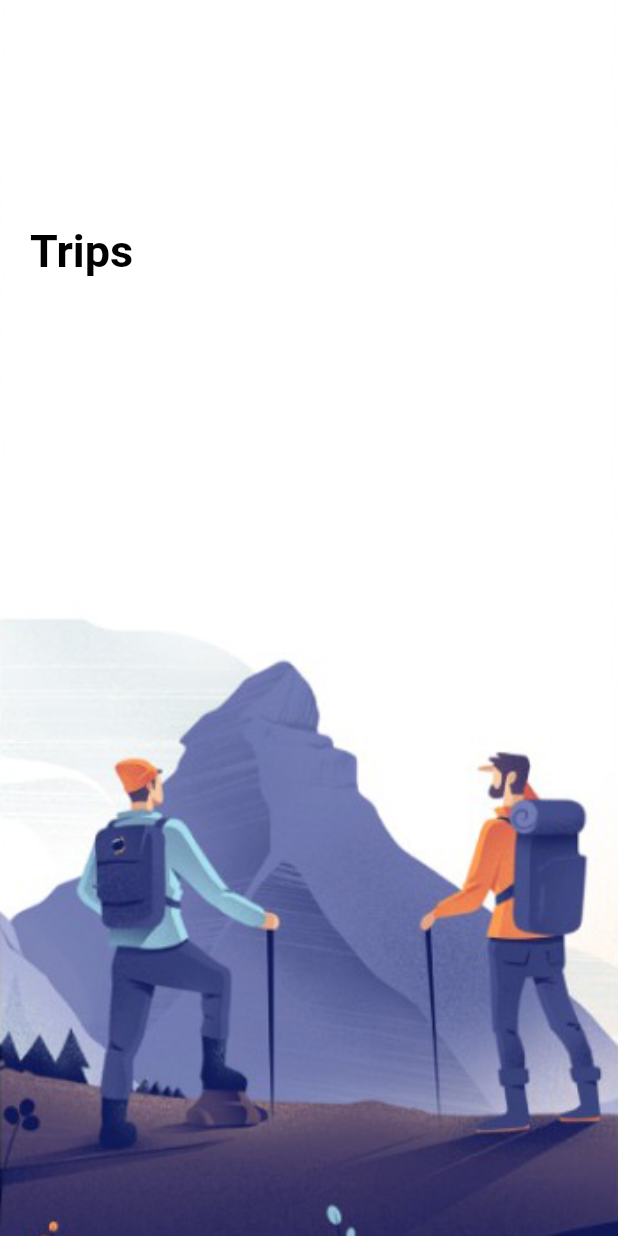
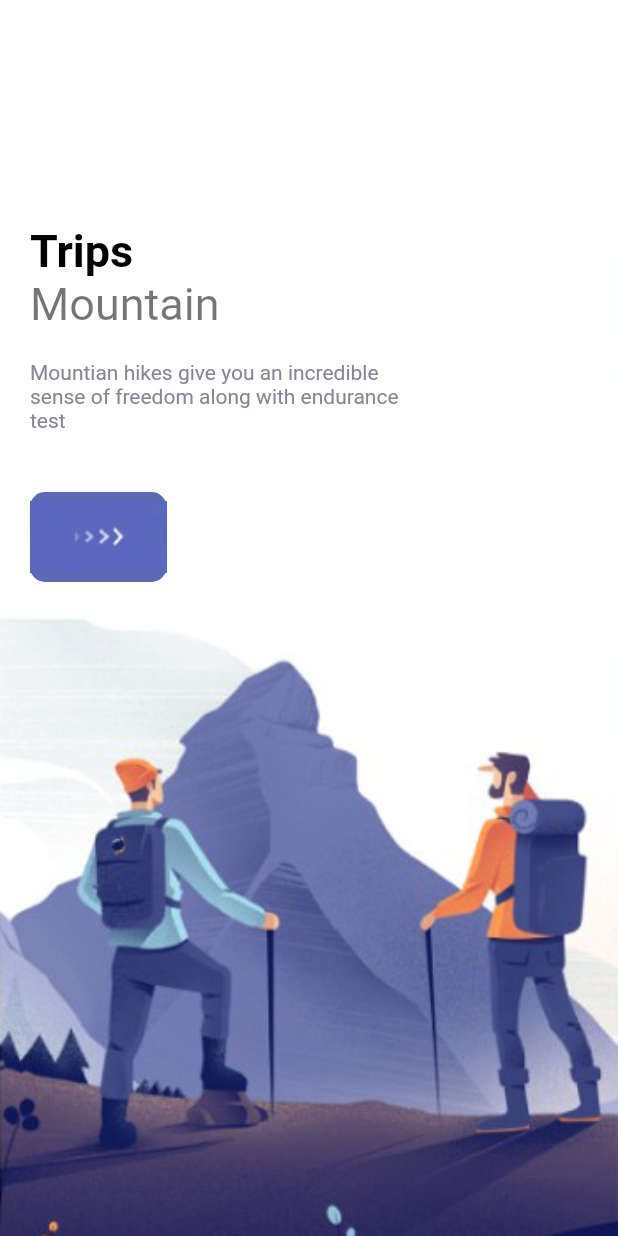
Before and after one commit to mrahman171/travel_app_bd, a Flutter app: the screen it shows after launch, on a phone screen of 412 x 824 dp. Run offline on Flutter 3.47's test engine with Material 2 defaults, Android fonts, the phone set to English and light mode, and no system bars.

Commit message:
Add text and button

```diff
--- a/lib/pages/welcome_page.dart
+++ b/lib/pages/welcome_page.dart
@@ -1,7 +1,10 @@
 import 'package:flutter/cupertino.dart';
 import 'package:flutter/material.dart';
 import 'package:flutter/src/widgets/framework.dart';
+import 'package:travel_app_bd/misc/colors.dart';
 import 'package:travel_app_bd/widgets/app_large_text.dart';
+import 'package:travel_app_bd/widgets/app_text.dart';
+import 'package:travel_app_bd/widgets/responsive_button.dart';
 
 class WelcomePage extends StatefulWidget {
   const WelcomePage({super.key});
@@ -30,10 +33,26 @@ class _WelcomePageState extends State<WelcomePage> {
               margin: EdgeInsets.only(top: 150, left: 20, right: 20),
               child: Row(children: [
                 Column(
+                  crossAxisAlignment: CrossAxisAlignment.start,
                   children: [
-                    AppLargetext(
-                      text: 'Trips',
-                    )
+                    AppLargetext(text: 'Trips'),
+                    Apptext(text: 'Mountain', size: 30),
+                    SizedBox(
+                      height: 20,
+                    ),
+                    Container(
+                      width: 250,
+                      child: Apptext(
+                        text:
+                            "Mountian hikes give you an incredible sense of freedom along with endurance test",
+                        color: AppColors.textColor2,
+                        size: 14,
+                      ),
+                    ),
+                    SizedBox(
+                      height: 40,
+                    ),
+                    ResponsiveButton(),
                   ],
                 )
               ]),
--- a/lib/widgets/app_text.dart
+++ b/lib/widgets/app_text.dart
@@ -0,0 +1,25 @@
+import 'package:flutter/cupertino.dart';
+import 'package:flutter/material.dart';
+import 'package:flutter/src/widgets/framework.dart';
+
+class Apptext extends StatelessWidget {
+  double size;
+  final String text;
+  final Color color;
+  Apptext(
+      {super.key,
+      this.size = 16,
+      required this.text,
+      this.color = Colors.black54});
+
+  @override
+  Widget build(BuildContext context) {
+    return Text(
+      text,
+      style: TextStyle(
+        color: color,
+        fontSize: size,
+      ),
+    );
+  }
+}
--- /dev/null
+++ b/lib/widgets/responsive_button.dart
@@ -0,0 +1,20 @@
+import 'package:flutter/cupertino.dart';
+import 'package:flutter/src/widgets/framework.dart';
+import 'package:travel_app_bd/misc/colors.dart';
+
+class ResponsiveButton extends StatelessWidget {
+  bool? isResponsive;
+  double? width;
+  ResponsiveButton({this.width, this.isResponsive = false});
+
+  @override
+  Widget build(BuildContext context) {
+    return Container(
+      width: width,
+      height: 60,
+      decoration: BoxDecoration(
+          borderRadius: BorderRadius.circular(10), color: AppColors.mainColor),
+      child: Row(children: [Image.asset("img/button-one.png")]),
+    );
+  }
+}
```
